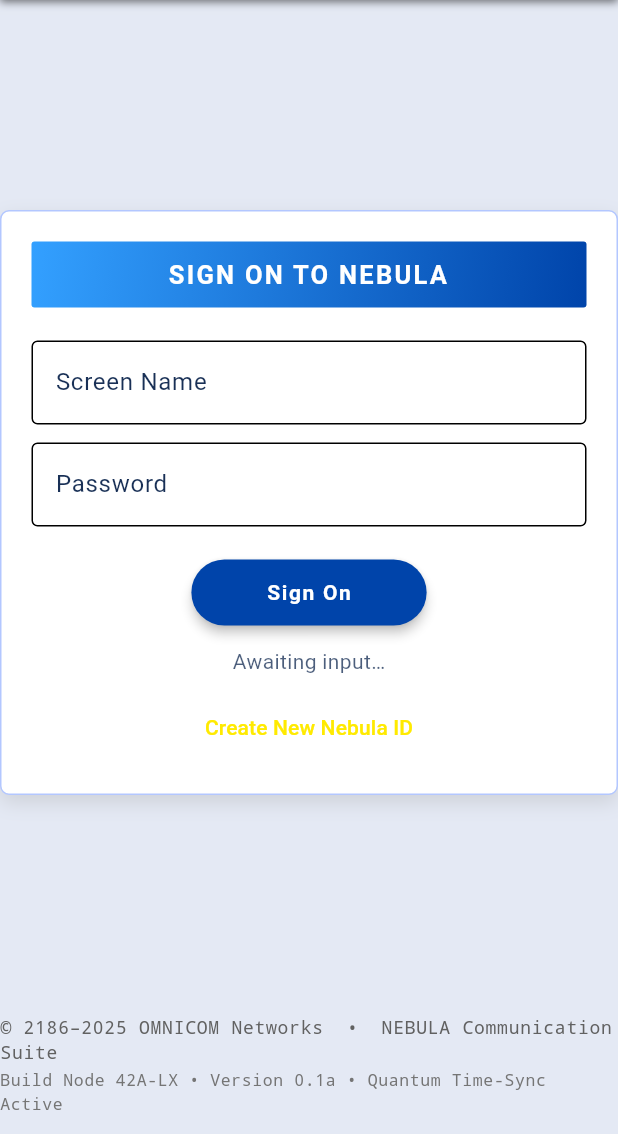
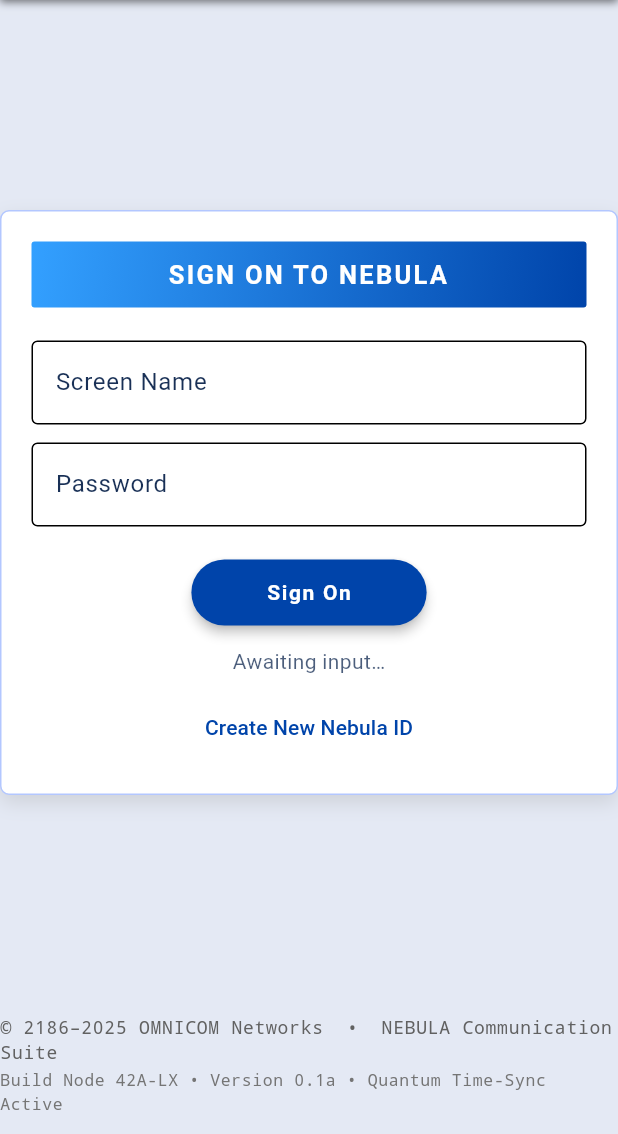
Before and after one commit to lionsarmor/OMNICOM_NEBULA, a Flutter app: the screen it shows after launch, after a tap on the "wb sunny" icon, on a phone screen of 412 x 824 dp, the part 102-1236 px from its top. Run offline on Flutter 3.47's test engine with Material 3 defaults, Android fonts, the phone set to English and light mode, and no system bars; our stand-ins replace audioplayers, shared_preferences; Roboto replaces fonts that are missing (Orbitron).

```diff
--- a/nebula_frontend/lib/screens/login_page.dart
+++ b/nebula_frontend/lib/screens/login_page.dart
@@ -361,7 +361,7 @@ class _LoginPageState extends State<LoginPage> {
             child: Text(
               "Create New Nebula ID",
               style: TextStyle(
-                color: isDark ? AppColors.primaryDark : AppColors.accentDark,
+                color: isDark ? AppColors.primaryDark : AppColors.primaryLight,
               ),
             ),
           ),
```
